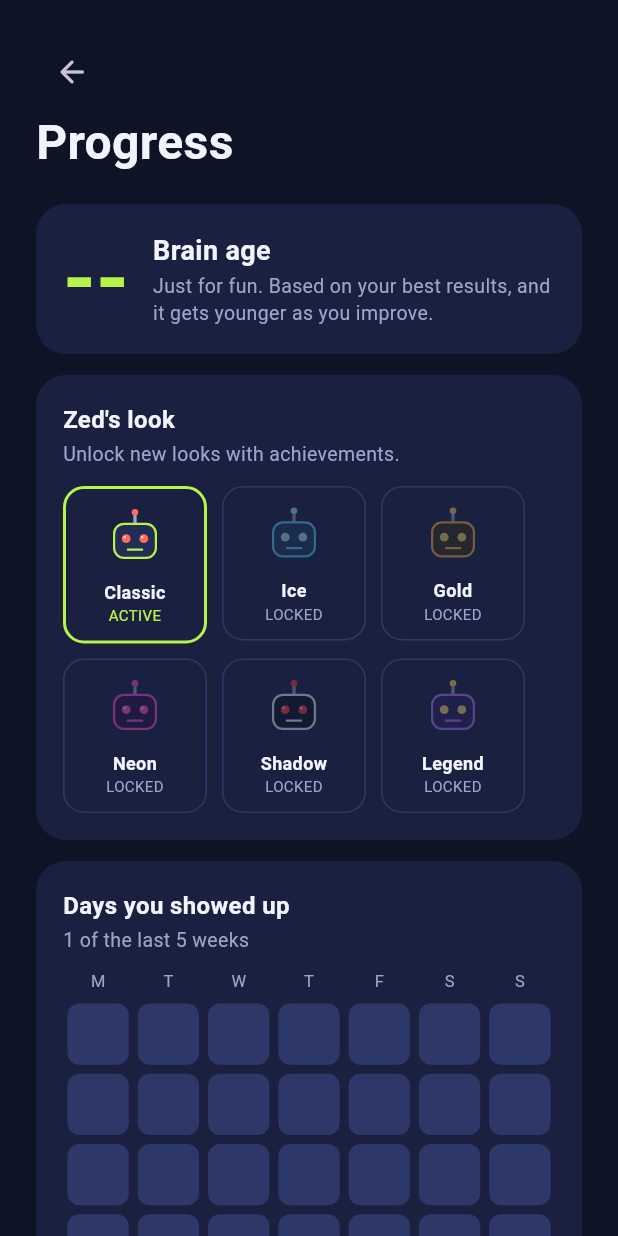
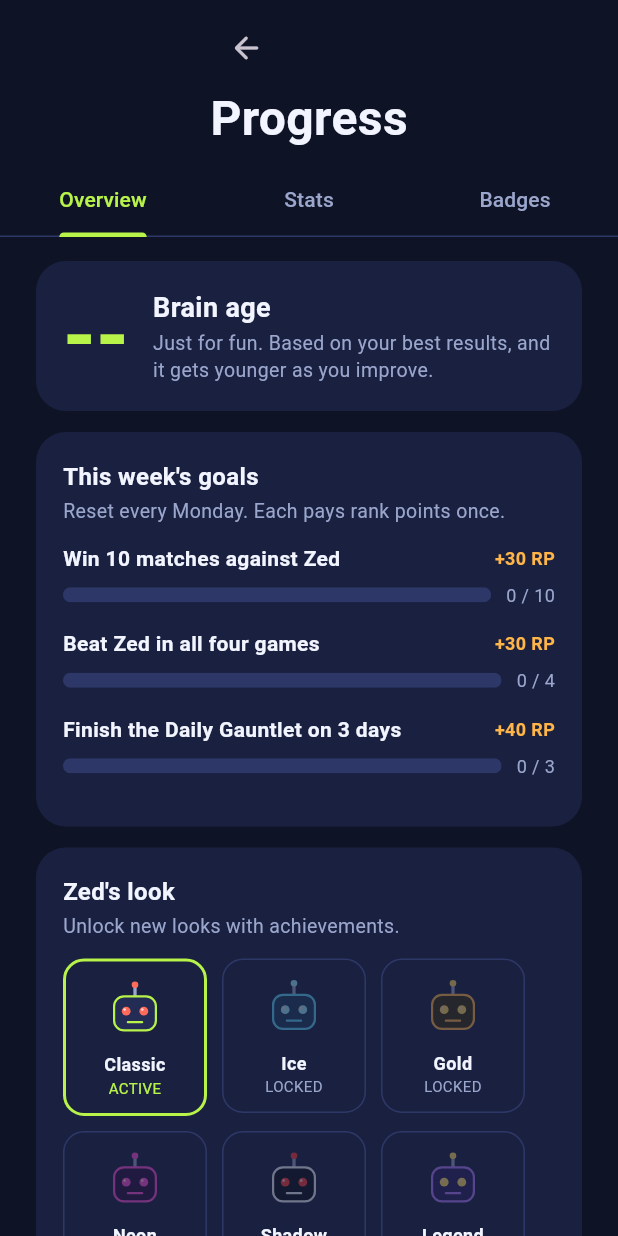
Before and after one commit to gauravkumarit8/beat_the_bot, a Flutter app: the screen it shows after launch, after a tap on "Skip", after a tap on the "insights" icon, on a phone screen of 412 x 824 dp. Run offline on Flutter 3.47's test engine with Material 3 defaults, Android fonts, the phone set to English and light mode, and no system bars; our stand-ins replace google_mobile_ads, shared_preferences.

Commit message:
feat: weekly goals and Progress tabs

```diff
--- a/lib/core/rank_service.dart
+++ b/lib/core/rank_service.dart
@@ -6,6 +6,7 @@ import 'package:shared_preferences/shared_preferences.dart';
 
 import 'achievements.dart';
 import 'dare.dart';
+import 'weekly_goals.dart';
 import 'zed_skins.dart';
 import 'difficulty.dart';
 
@@ -155,6 +156,50 @@ class RankService {
     final list = _prefs.getStringList('notices') ?? <String>[];
     if (list.isNotEmpty) await _prefs.remove('notices');
     return list;
+  }
+
+  // ---- Weekly goals -------------------------------------------------------
+
+  bool _goalWeekIs(DateTime now) =>
+      _prefs.getString('goalWeek') == _key(weekStart(now));
+
+  Future<void> _ensureGoalWeek(DateTime now) async {
+    if (_goalWeekIs(now)) return;
+    await _prefs.setString('goalWeek', _key(weekStart(now)));
+    await _prefs.setInt('goalWins', 0);
+    await _prefs.setStringList('goalGames', <String>[]);
+    await _prefs.setInt('goalGauntlets', 0);
+    await _prefs.setStringList('goalClaimed', <String>[]);
+  }
+
+  /// How far along a weekly goal is this week.
+  int weeklyGoalProgress(String id, DateTime now) {
+    if (!_goalWeekIs(now)) return 0;
+    switch (id) {
+      case 'wins10':
+        return _prefs.getInt('goalWins') ?? 0;
+      case 'all_games':
+        return (_prefs.getStringList('goalGames') ?? const <String>[]).length;
+      case 'gauntlet3':
+        return _prefs.getInt('goalGauntlets') ?? 0;
+    }
+    return 0;
+  }
+
+  bool weeklyGoalClaimed(String id, DateTime now) =>
+      _goalWeekIs(now) &&
+      (_prefs.getStringList('goalClaimed') ?? const <String>[]).contains(id);
+
+  /// Pays every finished goal once and queues a message for Home.
+  Future<void> _checkWeeklyGoals(DateTime now) async {
+    for (final goal in weeklyGoals) {
+      if (weeklyGoalClaimed(goal.id, now)) continue;
+      if (weeklyGoalProgress(goal.id, now) < goal.target) continue;
+      final claimed = _prefs.getStringList('goalClaimed') ?? <String>[];
+      await _prefs.setStringList('goalClaimed', [...claimed, goal.id]);
+      await _add(goal.reward);
+      await _queueNotice('Weekly goal done: ${goal.title}. +${goal.reward} RP');
+    }
   }
 
   // ---- Days played, streak milestones, skins --------------------------------
@@ -333,6 +378,10 @@ class RankService {
     await _prefs.setInt('rp', rankPoints + points);
     await _addWeekly(points, now);
     await _noteHighestRank();
+    await _ensureGoalWeek(now);
+    await _prefs.setInt(
+        'goalGauntlets', (_prefs.getInt('goalGauntlets') ?? 0) + 1);
+    await _checkWeeklyGoals(now);
     return GauntletReward(
       firstToday: true,
       points: points,
@@ -419,6 +468,15 @@ class RankService {
       await _add(dare.reward);
       await _queueNotice('Zed\u2019s dare done! +${dare.reward} RP');
     }
+
+    await _ensureGoalWeek(today);
+    await _prefs.setInt('goalWins', (_prefs.getInt('goalWins') ?? 0) + 1);
+    final beaten = {
+      ...(_prefs.getStringList('goalGames') ?? const <String>[]),
+      game,
+    };
+    await _prefs.setStringList('goalGames', beaten.toList());
+    await _checkWeeklyGoals(today);
   }
 
   String? get _lastPlayed => _prefs.getString('lastPlayed');
--- /dev/null
+++ b/lib/core/weekly_goals.dart
@@ -0,0 +1,35 @@
+/// A goal that resets every Monday. Finishing it pays rank points once.
+class WeeklyGoal {
+  const WeeklyGoal({
+    required this.id,
+    required this.title,
+    required this.target,
+    required this.reward,
+  });
+
+  final String id;
+  final String title;
+  final int target;
+  final int reward;
+}
+
+const List<WeeklyGoal> weeklyGoals = [
+  WeeklyGoal(
+    id: 'wins10',
+    title: 'Win 10 matches against Zed',
+    target: 10,
+    reward: 30,
+  ),
+  WeeklyGoal(
+    id: 'all_games',
+    title: 'Beat Zed in all four games',
+    target: 4,
+    reward: 30,
+  ),
+  WeeklyGoal(
+    id: 'gauntlet3',
+    title: 'Finish the Daily Gauntlet on 3 days',
+    target: 3,
+    reward: 40,
+  ),
+];
--- a/lib/screens/progress_screen.dart
+++ b/lib/screens/progress_screen.dart
@@ -4,6 +4,7 @@ import '../core/achievements.dart';
 import '../core/ads_service.dart';
 import '../core/progress.dart';
 import '../core/rank_service.dart';
+import '../core/weekly_goals.dart';
 import '../core/zed_skins.dart';
 import '../core/zed_voice.dart';
 import '../widgets/zed_face.dart';
@@ -32,25 +33,7 @@ class ProgressScreen extends StatelessWidget {
     final ladder = buildLadder(now: now, yourPoints: rank.weeklyPoints(now));
 
     final adsService = ads;
-    return Scaffold(
-      bottomNavigationBar:
-          adsService == null ? null : AdBanner(ads: adsService),
-      body: SafeArea(
-        child: ListView(
-          padding: const EdgeInsets.all(24),
-          children: [
-            Align(
-              alignment: Alignment.centerLeft,
-              child: IconButton(
-                tooltip: 'Back',
-                onPressed: () => Navigator.of(context).pop(),
-                icon: const Icon(Icons.arrow_back_rounded),
-              ),
-            ),
-            const Text('Progress',
-                style: TextStyle(fontSize: 32, fontWeight: FontWeight.w700)),
-            const SizedBox(height: 18),
-            _card(
+    final brainAgeCard = _card(
       child: Row(
         crossAxisAlignment: CrossAxisAlignment.center,
         children: [
@@ -66,8 +49,8 @@ class ProgressScreen extends StatelessWidget {
               crossAxisAlignment: CrossAxisAlignment.start,
               children: [
                 Text('Brain age',
-                            style: TextStyle(
-                                fontSize: 18, fontWeight: FontWeight.w700)),
+                    style:
+                        TextStyle(fontSize: 18, fontWeight: FontWeight.w700)),
                 SizedBox(height: 2),
                 Text(
                   'Just for fun. Based on your best results, and it '
@@ -80,21 +63,142 @@ class ProgressScreen extends StatelessWidget {
           ),
         ],
       ),
+    );
+
+    return DefaultTabController(
+      length: 3,
+      child: Scaffold(
+        bottomNavigationBar:
+            adsService == null ? null : AdBanner(ads: adsService),
+        body: SafeArea(
+          child: Column(
+            children: [
+              Padding(
+                padding: const EdgeInsets.fromLTRB(24, 8, 24, 0),
+                child: Column(
+                  crossAxisAlignment: CrossAxisAlignment.start,
+                  children: [
+                    IconButton(
+                      tooltip: 'Back',
+                      onPressed: () => Navigator.of(context).pop(),
+                      icon: const Icon(Icons.arrow_back_rounded),
                     ),
-            const SizedBox(height: 14),
-            _card(child: _SkinPicker(rank: rank)),
-            const SizedBox(height: 14),
-            _card(child: _calendar(now)),
-            const SizedBox(height: 14),
-            _card(child: _chart(now)),
-            const SizedBox(height: 14),
-            _card(child: _skills()),
-            const SizedBox(height: 14),
-            _card(child: _ladder(ladder)),
-            const SizedBox(height: 14),
-            _card(child: _achievements()),
+                    const Text('Progress',
+                        style: TextStyle(
+                            fontSize: 32, fontWeight: FontWeight.w700)),
+                    const SizedBox(height: 8),
                   ],
                 ),
+              ),
+              const TabBar(
+                labelColor: AppColors.lime,
+                unselectedLabelColor: AppColors.muted,
+                indicatorColor: AppColors.lime,
+                dividerColor: AppColors.line,
+                tabs: [
+                  Tab(text: 'Overview'),
+                  Tab(text: 'Stats'),
+                  Tab(text: 'Badges'),
+                ],
+              ),
+              Expanded(
+                child: TabBarView(
+                  children: [
+                    _tab([
+                      brainAgeCard,
+                      _card(child: _goals(now)),
+                      _card(child: _SkinPicker(rank: rank)),
+                      _card(child: _calendar(now)),
+                    ]),
+                    _tab([
+                      _card(child: _chart(now)),
+                      _card(child: _skills()),
+                      _card(child: _ladder(ladder)),
+                    ]),
+                    _tab([_card(child: _achievements())]),
+                  ],
+                ),
+              ),
+            ],
+          ),
+        ),
+      ),
+    );
+  }
+
+  Widget _tab(List<Widget> cards) {
+    return ListView(
+      padding: const EdgeInsets.fromLTRB(24, 16, 24, 24),
+      children: [
+        for (var i = 0; i < cards.length; i++) ...[
+          if (i > 0) const SizedBox(height: 14),
+          cards[i],
+        ],
+      ],
+    );
+  }
+
+  Widget _goals(DateTime now) {
+    return Column(
+      crossAxisAlignment: CrossAxisAlignment.start,
+      children: [
+        const Text("This week's goals",
+            style: TextStyle(fontWeight: FontWeight.w700, fontSize: 16)),
+        const SizedBox(height: 2),
+        const Text('Reset every Monday. Each pays rank points once.',
+            style: TextStyle(color: AppColors.muted, fontSize: 13)),
+        const SizedBox(height: 12),
+        for (final goal in weeklyGoals) _goalRow(goal, now),
+      ],
+    );
+  }
+
+  Widget _goalRow(WeeklyGoal goal, DateTime now) {
+    final done = rank.weeklyGoalClaimed(goal.id, now);
+    final rawProgress = rank.weeklyGoalProgress(goal.id, now);
+    final progress = rawProgress > goal.target ? goal.target : rawProgress;
+    return Padding(
+      padding: const EdgeInsets.only(bottom: 14),
+      child: Column(
+        crossAxisAlignment: CrossAxisAlignment.start,
+        children: [
+          Row(
+            children: [
+              Expanded(
+                child: Text(goal.title,
+                    style: const TextStyle(fontWeight: FontWeight.w700)),
+              ),
+              const SizedBox(width: 8),
+              Text(
+                done ? 'DONE' : '+${goal.reward} RP',
+                style: TextStyle(
+                  color: done ? AppColors.lime : AppColors.amber,
+                  fontWeight: FontWeight.w700,
+                  fontSize: 12,
+                ),
+              ),
+            ],
+          ),
+          const SizedBox(height: 6),
+          Row(
+            children: [
+              Expanded(
+                child: ClipRRect(
+                  borderRadius: BorderRadius.circular(5),
+                  child: LinearProgressIndicator(
+                    value: progress / goal.target,
+                    minHeight: 10,
+                    backgroundColor: AppColors.line,
+                    color: done ? AppColors.lime : AppColors.amber,
+                  ),
+                ),
+              ),
+              const SizedBox(width: 10),
+              Text('$progress / ${goal.target}',
+                  style: const TextStyle(color: AppColors.muted, fontSize: 12)),
+            ],
+          ),
+        ],
       ),
     );
   }
```
Also changed, not shown: 2 other files. Lines whose indentation alone changed are shown as unchanged.
